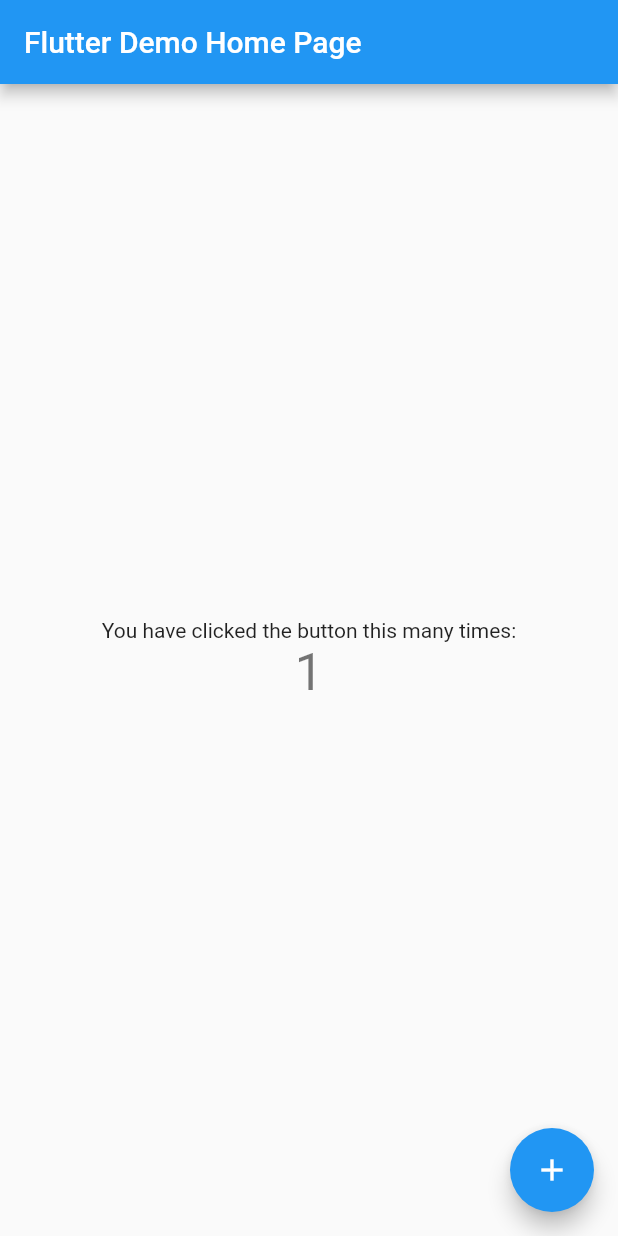
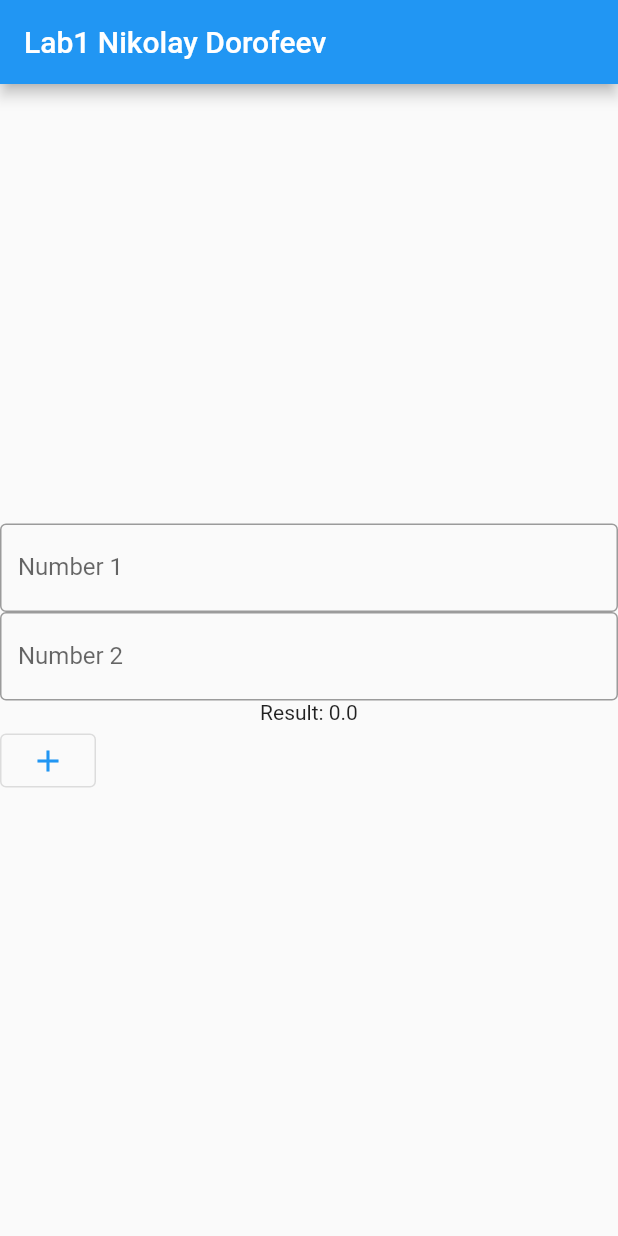
Before and after one commit to d0rich/flutter_labs, a Flutter app: the screen it shows after launch, after a tap on the "add" icon, on a phone screen of 412 x 824 dp. Run offline on Flutter 3.47's test engine with Material 2 defaults, Android fonts, the phone set to English and light mode, and no system bars.

Commit message:
Lab1 add operation

```diff
--- /dev/null
+++ b/lib/labs/lab1.dart
@@ -0,0 +1,77 @@
+import 'package:flutter/material.dart';
+import 'package:flutter/services.dart';
+
+class Lab1 extends StatefulWidget {
+  Lab1({Key? key, required this.title}) : super(key: key);
+
+  final String title;
+
+  @override
+  _Lab1State createState() => _Lab1State();
+}
+
+class _Lab1State extends State<Lab1> {
+  late TextEditingController _num1Controller = TextEditingController();
+  late TextEditingController _num2Controller = TextEditingController();
+  double _result = 0;
+
+  void _calcAdd() {
+    setState(() {
+      this._result = double.parse(this._num1Controller.text) +
+          double.parse(this._num2Controller.text);
+    });
+  }
+
+  @override
+  Widget build(BuildContext context) {
+    return Scaffold(
+      appBar: AppBar(
+        // Here we take the value from the MyHomePage object that was created by
+        // the App.build method, and use it to set our appbar title.
+        title: Text(widget.title),
+      ),
+      body: Center(
+        child: Column(
+          mainAxisAlignment: MainAxisAlignment.center,
+          children: <Widget>[
+            TextField(
+              controller: this._num1Controller,
+              decoration: InputDecoration(
+                border: OutlineInputBorder(),
+                labelText: 'Number 1',
+              ),
+              keyboardType: TextInputType.number,
+              inputFormatters: <TextInputFormatter>[
+                FilteringTextInputFormatter.digitsOnly
+              ],
+            ),
+            TextField(
+              controller: this._num2Controller,
+              decoration: InputDecoration(
+                  border: OutlineInputBorder(),
+                  labelText: 'Number 2'
+              ),
+              keyboardType: TextInputType.number,
+              inputFormatters: <TextInputFormatter>[
+                FilteringTextInputFormatter.digitsOnly
+              ],
+            ),
+            Text(
+              'Result: $_result',
+            ),
+            Center(
+              child: Row(
+                children: [
+                  OutlinedButton(
+                      onPressed: this._calcAdd,
+                      child: Icon(Icons.add)
+                  )
+                ],
+              ),
+            )
+          ],
+        ),
+      ),
+    );
+  }
+}
--- a/lib/main.dart
+++ b/lib/main.dart
@@ -1,5 +1,5 @@
 import 'package:flutter/material.dart';
-import 'my_home_page.dart';
+import 'package:tpu_mobile_labs/labs/lab1.dart';
 
 
 void main() {
@@ -24,7 +24,7 @@ class MyApp extends StatelessWidget {
         // is not restarted.
         primarySwatch: Colors.blue,
       ),
-      home: MyHomePage(title: 'Flutter Demo Home Page'),
+      home: Lab1(title: 'Lab1 Nikolay Dorofeev'),
     );
   }
 }
```
